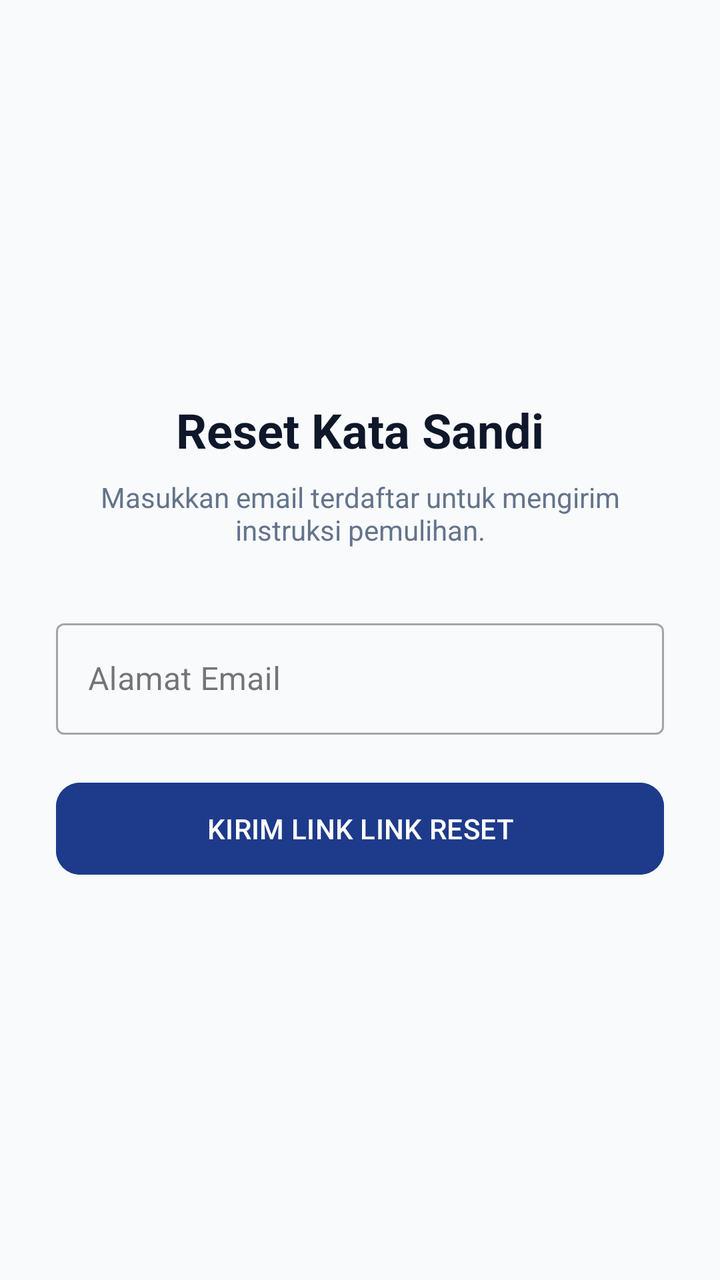
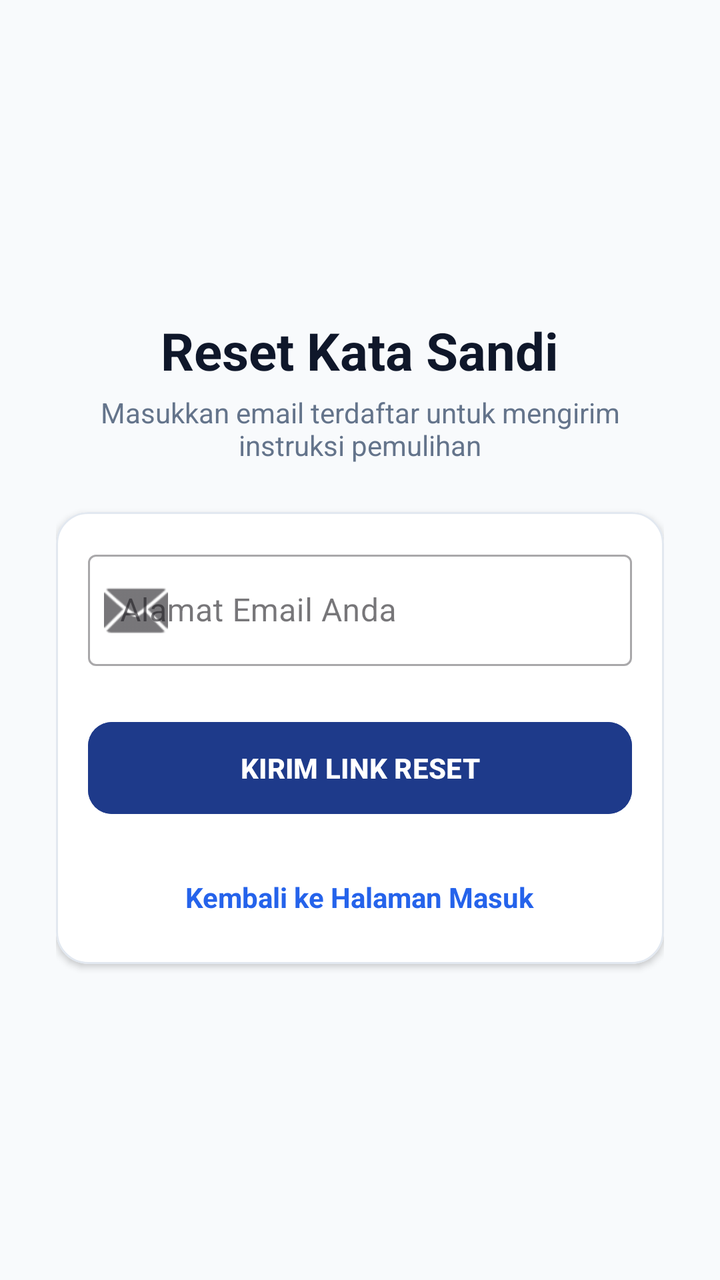

Screens rendered from an Android XML layout before and after an edit, with the pre-edit source and the edit as a unified diff.
<!-- AndroidManifest.xml: application theme Theme.Mondu -->
<!-- res/layout/activity_forgot_password.xml -->
<?xml version="1.0" encoding="utf-8"?>
<LinearLayout xmlns:android="http://schemas.android.com/apk/res/android"
    xmlns:app="http://schemas.android.com/apk/res-auto"
    android:layout_width="match_parent"
    android:layout_height="match_parent"
    android:orientation="vertical"
    android:padding="28dp"
    android:gravity="center"
    android:background="#F8FAFC">

    <TextView
        android:layout_width="wrap_content"
        android:layout_height="wrap_content"
        android:text="Reset Kata Sandi"
        android:textSize="24sp"
        android:textStyle="bold"
        android:textColor="#0F172A"/>

    <TextView
        android:layout_width="wrap_content"
        android:layout_height="wrap_content"
        android:text="Masukkan email terdaftar untuk mengirim instruksi pemulihan."
        android:textSize="14sp"
        android:textColor="#64748B"
        android:gravity="center"
        android:layout_marginTop="8dp"
        android:layout_marginBottom="32dp"/>

    <com.google.android.material.textfield.TextInputLayout
        android:layout_width="match_parent"
        android:layout_height="wrap_content"
        style="@style/Widget.MaterialComponents.TextInputLayout.OutlinedBox"
        android:hint="Alamat Email">
        <com.google.android.material.textfield.TextInputEditText
            android:layout_width="match_parent"
            android:layout_height="wrap_content"
            android:inputType="textEmailAddress"/>
    </com.google.android.material.textfield.TextInputLayout>

    <Button
        android:layout_width="match_parent"
        android:layout_height="54dp"
        android:text="KIRIM LINK LINK RESET"
        android:backgroundTint="#1E3A8A"
        app:cornerRadius="12dp"
        android:layout_marginTop="20dp"/>
</LinearLayout>
<!-- resources referenced by this layout -->
<resources>
  <style name="Theme.Mondu" parent="Base.Theme.Mondu" />
  <style name="Base.Theme.Mondu" parent="Theme.Material3.DayNight.NoActionBar">
          
          
      </style>
</resources>

<!-- the commit's change to res/layout/activity_forgot_password.xml (unified diff, before → after) -->
@@ -1,47 +1,90 @@
 <?xml version="1.0" encoding="utf-8"?>
-<LinearLayout xmlns:android="http://schemas.android.com/apk/res/android"
+<ScrollView xmlns:android="http://schemas.android.com/apk/res/android"
     xmlns:app="http://schemas.android.com/apk/res-auto"
+    android:id="@+id/main"
     android:layout_width="match_parent"
     android:layout_height="match_parent"
-    android:orientation="vertical"
-    android:padding="28dp"
-    android:gravity="center"
+    android:fillViewport="true"
     android:background="#F8FAFC">
 
-    <TextView
-        android:layout_width="wrap_content"
-        android:layout_height="wrap_content"
-        android:text="Reset Kata Sandi"
-        android:textSize="24sp"
-        android:textStyle="bold"
-        android:textColor="#0F172A"/>
-
-    <TextView
-        android:layout_width="wrap_content"
-        android:layout_height="wrap_content"
-        android:text="Masukkan email terdaftar untuk mengirim instruksi pemulihan."
-        android:textSize="14sp"
-        android:textColor="#64748B"
-        android:gravity="center"
-        android:layout_marginTop="8dp"
-        android:layout_marginBottom="32dp"/>
-
-    <com.google.android.material.textfield.TextInputLayout
+    <LinearLayout
         android:layout_width="match_parent"
         android:layout_height="wrap_content"
-        style="@style/Widget.MaterialComponents.TextInputLayout.OutlinedBox"
-        android:hint="Alamat Email">
-        <com.google.android.material.textfield.TextInputEditText
+        android:orientation="vertical"
+        android:gravity="center"
+        android:padding="28dp">
+
+        <TextView
+            android:layout_width="wrap_content"
+            android:layout_height="wrap_content"
+            android:text="Reset Kata Sandi"
+            android:textSize="26sp"
+            android:textStyle="bold"
+            android:textColor="#0F172A"/>
+
+        <TextView
+            android:layout_width="wrap_content"
+            android:layout_height="wrap_content"
+            android:text="Masukkan email terdaftar untuk mengirim instruksi pemulihan"
+            android:textSize="14sp"
+            android:textColor="#64748B"
+            android:gravity="center"
+            android:layout_marginTop="4dp"
+            android:layout_marginBottom="24dp"/>
+
+        <com.google.android.material.card.MaterialCardView
             android:layout_width="match_parent"
             android:layout_height="wrap_content"
-            android:inputType="textEmailAddress"/>
-    </com.google.android.material.textfield.TextInputLayout>
+            app:cardCornerRadius="16dp"
+            app:cardElevation="2dp"
+            app:strokeWidth="1dp"
+            app:strokeColor="#E2E8F0"
+            app:cardBackgroundColor="#FFFFFF"
+            android:padding="16dp">
 
-    <Button
-        android:layout_width="match_parent"
-        android:layout_height="54dp"
-        android:text="KIRIM LINK LINK RESET"
-        android:backgroundTint="#1E3A8A"
-        app:cornerRadius="12dp"
-        android:layout_marginTop="20dp"/>
-</LinearLayout>
+            <LinearLayout
+                android:layout_width="match_parent"
+                android:layout_height="wrap_content"
+                android:orientation="vertical"
+                android:padding="16dp">
+
+                <com.google.android.material.textfield.TextInputLayout
+                    android:layout_width="match_parent"
+                    android:layout_height="wrap_content"
+                    android:hint="Alamat Email Anda"
+                    app:startIconDrawable="@android:drawable/ic_dialog_email"
+                    style="@style/Widget.MaterialComponents.TextInputLayout.OutlinedBox">
+
+                    <com.google.android.material.textfield.TextInputEditText
+                        android:id="@+id/etResetEmail"
+                        android:layout_width="match_parent"
+                        android:layout_height="wrap_content"
+                        android:inputType="textEmailAddress"/>
+                </com.google.android.material.textfield.TextInputLayout>
+
+                <Button
+                    android:id="@+id/btnResetSubmit"
+                    android:layout_width="match_parent"
+                    android:layout_height="54dp"
+                    android:text="KIRIM LINK RESET"
+                    android:textStyle="bold"
+                    android:backgroundTint="#1E3A8A"
+                    app:cornerRadius="12dp"
+                    android:layout_marginTop="24dp"/>
+
+                <TextView
+                    android:id="@+id/tvBackToLoginLink"
+                    android:layout_width="wrap_content"
+                    android:layout_height="wrap_content"
+                    android:text="Kembali ke Halaman Masuk"
+                    android:textColor="#2563EB"
+                    android:layout_gravity="center"
+                    android:textStyle="bold"
+                    android:layout_marginTop="20dp"
+                    android:padding="8dp"/>
+
+            </LinearLayout>
+        </com.google.android.material.card.MaterialCardView>
+
+    </LinearLayout>
+</ScrollView>
